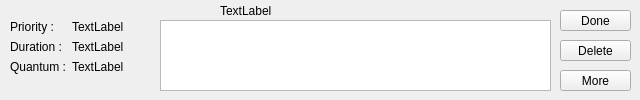
Old version of the form testDesktop/Desktop/taskwidget.ui in the repository sacdallago/it.unibz.inf.sesp.Task.
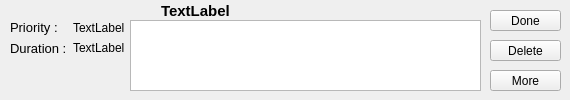
New version of the form.

What changed in the file:
```diff
--- a/testDesktop/Desktop/taskwidget.ui
+++ b/testDesktop/Desktop/taskwidget.ui
@@ -6,13 +6,13 @@
    <rect>
     <x>0</x>
     <y>0</y>
-    <width>640</width>
+    <width>570</width>
     <height>100</height>
    </rect>
   </property>
   <property name="maximumSize">
    <size>
-    <width>640</width>
+    <width>570</width>
     <height>100</height>
    </size>
   </property>
@@ -22,7 +22,7 @@
   <widget class="QPushButton" name="pushButton">
    <property name="geometry">
     <rect>
-     <x>560</x>
+     <x>490</x>
      <y>10</y>
      <width>71</width>
      <height>21</height>
@@ -38,7 +38,7 @@
   <widget class="QPushButton" name="pushButton_3">
    <property name="geometry">
     <rect>
-     <x>560</x>
+     <x>490</x>
      <y>40</y>
      <width>71</width>
      <height>21</height>
@@ -53,46 +53,47 @@
     <rect>
      <x>10</x>
      <y>20</y>
-     <width>143</width>
+     <width>121</width>
      <height>71</height>
     </rect>
    </property>
    <layout class="QFormLayout" name="formLayout_2">
+    <property name="fieldGrowthPolicy">
+     <enum>QFormLayout::AllNonFixedFieldsGrow</enum>
+    </property>
     <item row="0" column="0">
      <widget class="QLabel" name="label">
+      <property name="font">
+       <font>
+        <family>Liberation Sans</family>
+        <pointsize>10</pointsize>
+       </font>
+      </property>
       <property name="text">
        <string>Priority : </string>
       </property>
      </widget>
     </item>
+    <item row="0" column="1">
+     <widget class="QLabel" name="priorityLabel">
+      <property name="text">
+       <string>TextLabel</string>
+      </property>
+     </widget>
+    </item>
     <item row="1" column="0">
      <widget class="QLabel" name="label_2">
+      <property name="font">
+       <font>
+        <family>Liberation Sans</family>
+        <pointsize>10</pointsize>
+       </font>
+      </property>
       <property name="text">
        <string>Duration :</string>
       </property>
      </widget>
     </item>
-    <item row="2" column="0">
-     <widget class="QLabel" name="label_4">
-      <property name="text">
-       <string>Quantum :</string>
-      </property>
-     </widget>
-    </item>
-    <item row="2" column="1">
-     <widget class="QLabel" name="quantumValueLabel">
-      <property name="text">
-       <string>TextLabel</string>
-      </property>
-     </widget>
-    </item>
-    <item row="0" column="1">
-     <widget class="QLabel" name="priorityLabel">
-      <property name="text">
-       <string>TextLabel</string>
-      </property>
-     </widget>
-    </item>
     <item row="1" column="1">
      <widget class="QLabel" name="effortValueLabel">
       <property name="text">
@@ -108,12 +109,20 @@
   <widget class="QLabel" name="titleLabel">
    <property name="geometry">
     <rect>
-     <x>220</x>
+     <x>161</x>
      <y>0</y>
-     <width>212</width>
+     <width>271</width>
      <height>21</height>
     </rect>
    </property>
+   <property name="font">
+    <font>
+     <family>Liberation Sans</family>
+     <pointsize>11</pointsize>
+     <weight>75</weight>
+     <bold>true</bold>
+    </font>
+   </property>
    <property name="text">
     <string>TextLabel</string>
    </property>
@@ -121,9 +130,9 @@
   <widget class="QTextEdit" name="descriptionText">
    <property name="geometry">
     <rect>
-     <x>160</x>
+     <x>130</x>
      <y>20</y>
-     <width>391</width>
+     <width>351</width>
      <height>71</height>
     </rect>
    </property>
@@ -134,7 +143,7 @@
   <widget class="QPushButton" name="pushButton_2">
    <property name="geometry">
     <rect>
-     <x>560</x>
+     <x>490</x>
      <y>70</y>
      <width>71</width>
      <height>21</height>
```
